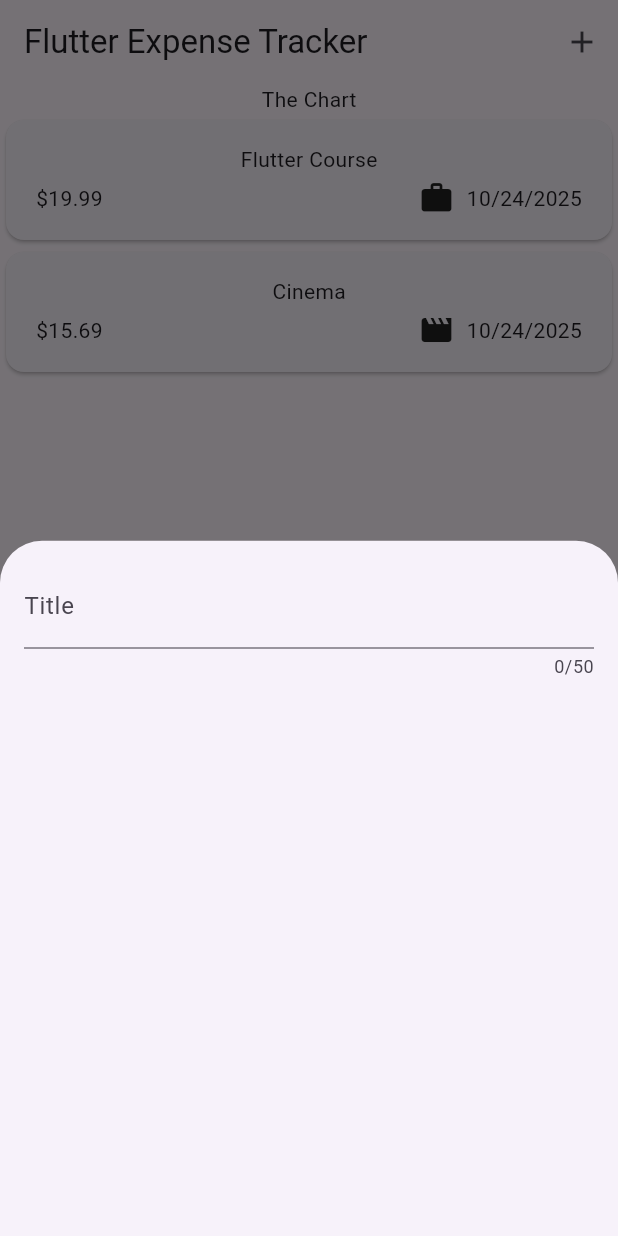
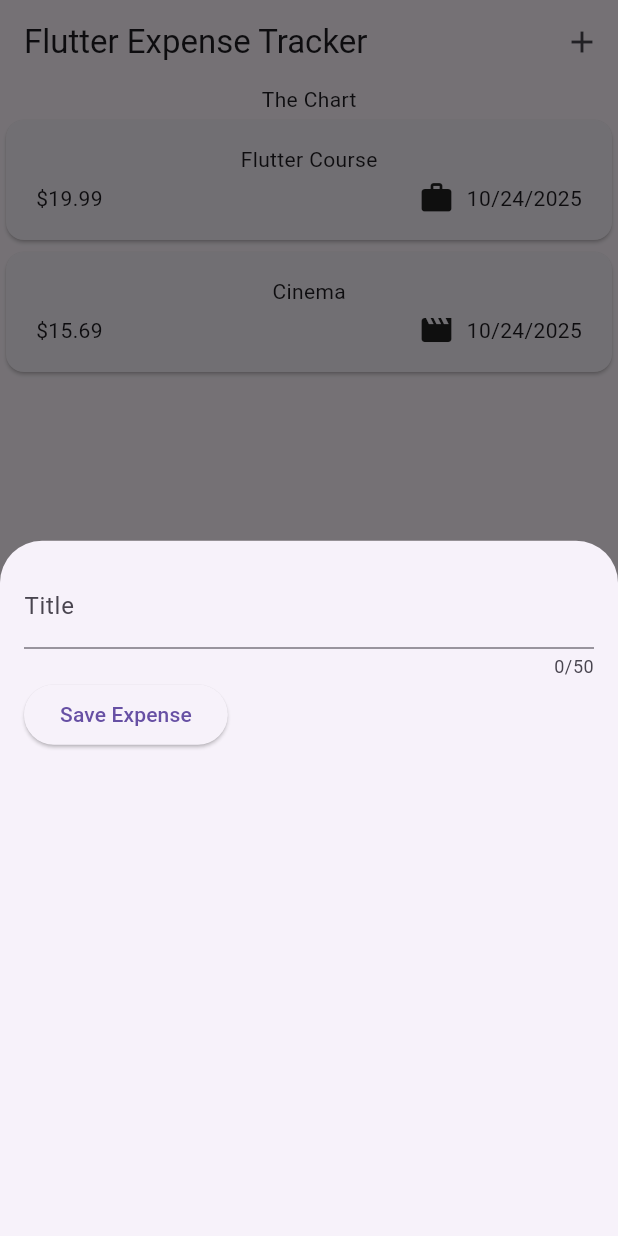
Before and after one commit to jvcarpena/expense-tracker-app, a Flutter app: the screen it shows after launch, after a tap on the "add" icon, on a phone screen of 412 x 824 dp. Run offline on Flutter 3.47's test engine with Material 3 defaults, Android fonts, the phone set to English and light mode, and no system bars.

Commit message:
Catch the user text input by using Textfield and onchanged parameter.

```diff
--- a/lib/widgets/new_expense.dart
+++ b/lib/widgets/new_expense.dart
@@ -8,6 +8,12 @@ class NewExpense extends StatefulWidget {
 }
 
 class _NewExpenseState extends State<NewExpense> {
+  var _enteredTitle = '';
+
+  void _saveTitleInput(String inputValue) {
+    _enteredTitle = inputValue;
+  }
+
   @override
   Widget build(BuildContext context) {
     return Padding(
@@ -15,10 +21,21 @@ class _NewExpenseState extends State<NewExpense> {
       child: Column(
         children: [
           TextField(
+            onChanged: _saveTitleInput,
             maxLength: 50,
             decoration: InputDecoration(
               label: Text('Title'),
             ),
+          ),
+          Row(
+            children: [
+              ElevatedButton(
+                onPressed: () {
+                  print(_enteredTitle);
+                },
+                child: Text('Save Expense'),
+              ),
+            ],
           ),
         ],
       ),
```
